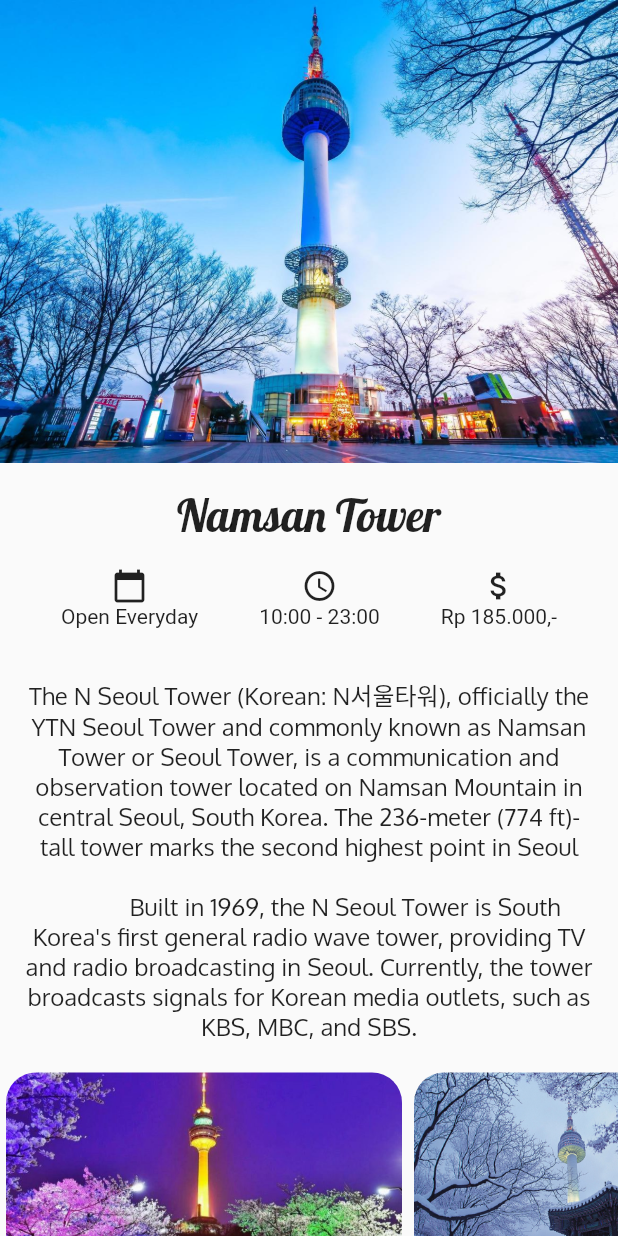
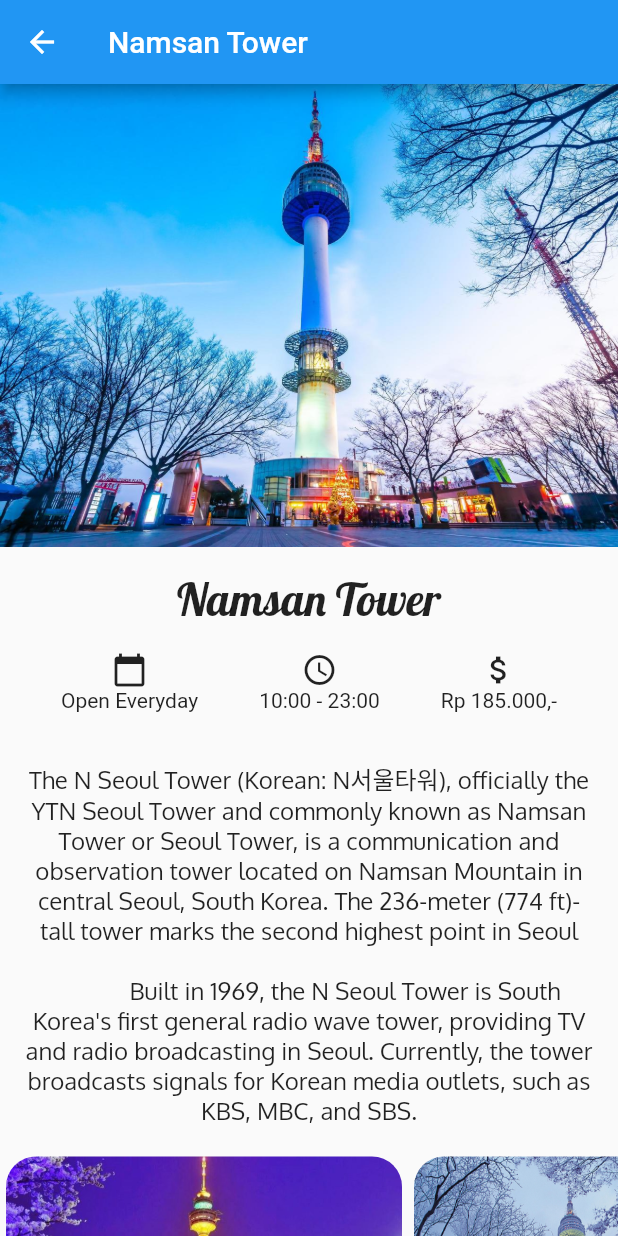
Before and after one commit to Arief2202/Pemrograman-Lanjut, a Flutter app: the screen it shows after launch, after a tap on "Namsan Tower", on a phone screen of 412 x 824 dp. Run offline on Flutter 3.47's test engine with Material 2 defaults, Android fonts, the phone set to English and light mode, and no system bars.

Commit message:
Add Tombol Back Detail Screen

```diff
--- a/lib/DetailScreen.dart
+++ b/lib/DetailScreen.dart
@@ -8,6 +8,9 @@ class DetailScreen extends StatelessWidget {
   @override
   Widget build(BuildContext context){
     return Scaffold(
+      appBar: AppBar(
+        title: Text(place.title),
+      ),
       body: SafeArea(
         child: ListView(
         scrollDirection: Axis.vertical,
```
